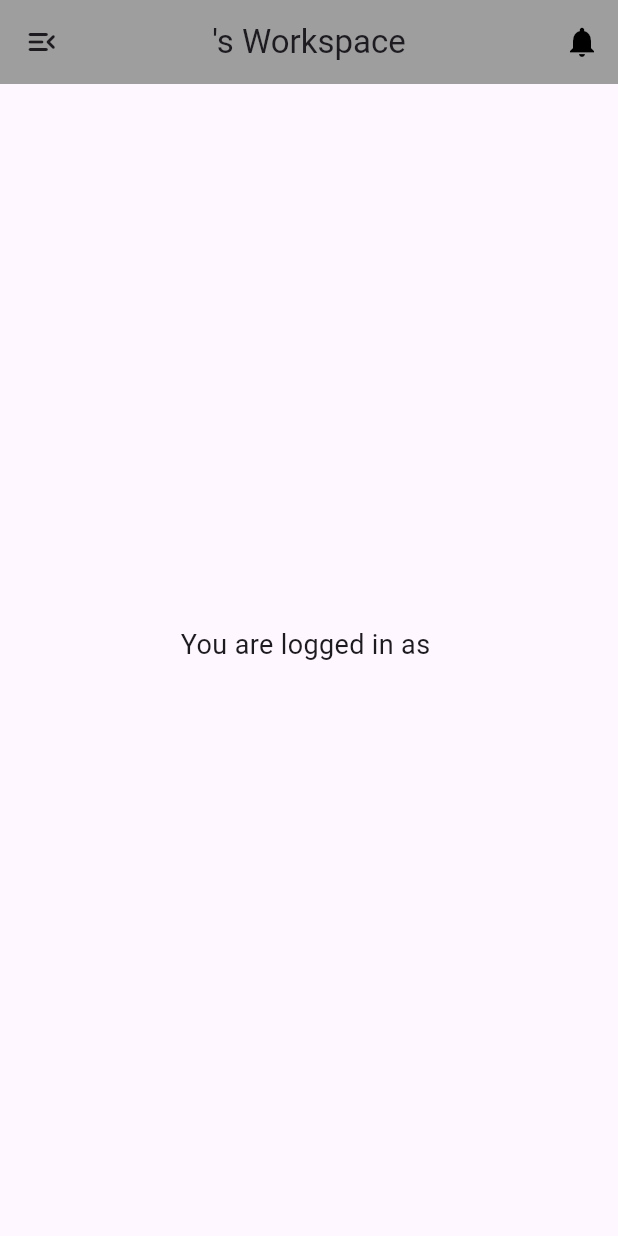
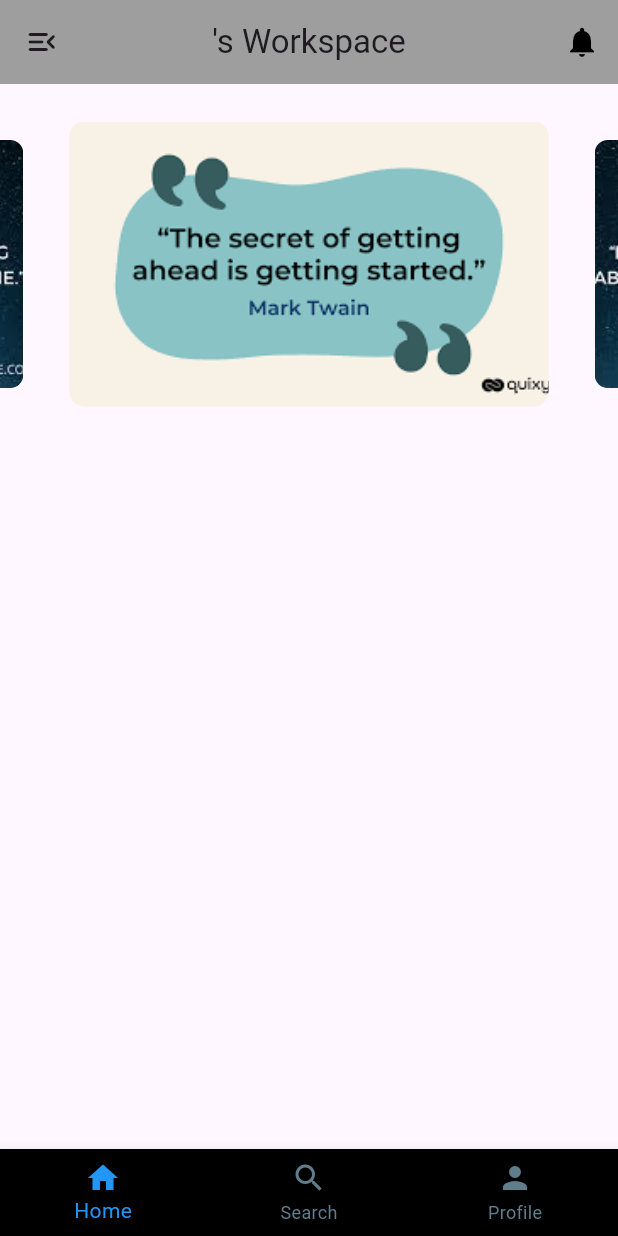
Before and after one commit to dharmesh-1715/Employee-Management-and-workspace-App, a Flutter app: the LogoutPage screen opened directly with empty values, on a phone screen of 412 x 824 dp. Run offline on Flutter 3.47's test engine with Material 3 defaults, Android fonts, the light colour scheme and no system bars; drawn by our look-alikes of carousel_slider; our stand-ins replace cloud_firestore, firebase_auth, firebase_core, lottie; accounts and stored records are empty.

Commit message:
Carousel added

```diff
--- a/lib/Employee/LogoutPage.dart
+++ b/lib/Employee/LogoutPage.dart
@@ -1,5 +1,6 @@
 import 'package:flutter/material.dart';
 import 'package:cloud_firestore/cloud_firestore.dart';
+import 'package:carousel_slider/carousel_slider.dart';
 import 'package:flutter_application_2/Employee/EmployeeMeetings.dart';
 import 'package:flutter_application_2/EntryPage/EntryPage.dart';
 import 'package:flutter_application_2/Employee/EmployeeProjects.dart';
@@ -8,36 +9,53 @@ import 'package:flutter_application_2/Employee/profile.dart';
 import 'notifications.dart';
 import 'Feedback.dart';
 
-class LogoutPage extends StatelessWidget {
-  final GlobalKey<ScaffoldState> _scaffoldKey = GlobalKey<ScaffoldState>();
-  final String userId; // User ID to uniquely identify the user
+class LogoutPage extends StatefulWidget {
+  final String userId;
   final String username;
 
-  // Accept the username and userId as parameters
-  LogoutPage({required this.userId, required this.username});
+  const LogoutPage({Key? key, required this.userId, required this.username})
+      : super(key: key);
 
+  @override
+  _LogoutPageState createState() => _LogoutPageState();
+}
+
+class _LogoutPageState extends State<LogoutPage> {
+  final GlobalKey<ScaffoldState> _scaffoldKey = GlobalKey<ScaffoldState>();
   final FirebaseFirestore _firestore = FirebaseFirestore.instance;
+
+  final List<String> imgList = [
+    'assets/quote1.png',
+    'assets/quote2.png'
+  ];
+
+  int _selectedIndex = 0;
+
+  final List<Widget> _pages = [
+    Center(child: Text('Home Page', style: TextStyle(fontSize: 24))),
+    Center(child: Text('Search Page', style: TextStyle(fontSize: 24))),
+    Center(child: Text('Profile Page', style: TextStyle(fontSize: 24))),
+  ];
+
+  void _onItemTapped(int index) {
+    setState(() {
+      _selectedIndex = index;
+    });
+  }
 
   void logLogoutTime(BuildContext context) async {
     try {
-      // Update the logout time in the InOut_timing collection
-      await _firestore
-          .collection('InOut_timing')
-          .doc(userId) // Use the userId as the document ID
-          .update({
-        'logout_time': FieldValue.serverTimestamp(), // Record logout time
+      await _firestore.collection('InOut_timing').doc(widget.userId).update({
+        'logout_time': FieldValue.serverTimestamp(),
       });
 
       ScaffoldMessenger.of(context).showSnackBar(
         SnackBar(content: Text('Logout time recorded successfully')),
       );
 
-      // Navigate back to the EntryPage
       Navigator.pushReplacement(
         context,
-        MaterialPageRoute(
-          builder: (context) => EntryPage(),
-        ),
+        MaterialPageRoute(builder: (context) => EntryPage()),
       );
     } catch (e) {
       ScaffoldMessenger.of(context).showSnackBar(
@@ -48,28 +66,22 @@ class LogoutPage extends StatelessWidget {
 
   @override
   Widget build(BuildContext context) {
-    return WillPopScope( //used for preventing going using back nutton of mobile
-      onWillPop: () async {
-        // Prevent the back button action
-        return false;
-      },
+    return WillPopScope(
+      onWillPop: () async => false,
       child: Scaffold(
         key: _scaffoldKey,
         appBar: AppBar(
           automaticallyImplyLeading: false,
-          title: Text('$username\'s Workspace'),
+          title: Text("${widget.username}'s Workspace"),
           centerTitle: true,
           backgroundColor: Colors.grey,
           actions: [
             IconButton(
-              icon: Icon(Icons.notifications,color: Colors.black,),
+              icon: Icon(Icons.notifications, color: Colors.black),
               onPressed: () {
-                // Perform logout action and log the logout time
                 Navigator.push(
                   context,
-                  MaterialPageRoute(
-                    builder: (context) => NotificationsPage(),
-                  ),
+                  MaterialPageRoute(builder: (context) => NotificationsPage()),
                 );
               },
             ),
@@ -77,7 +89,6 @@ class LogoutPage extends StatelessWidget {
           leading: IconButton(
             icon: Icon(Icons.menu_open_rounded),
             onPressed: () {
-              // Perform logout action and log the logout time
               _scaffoldKey.currentState?.openDrawer();
             },
           ),
@@ -86,161 +97,87 @@ class LogoutPage extends StatelessWidget {
           child: ListView(
             children: [
               DrawerHeader(
+                decoration: BoxDecoration(color: Colors.grey),
                 child: Column(
                   crossAxisAlignment: CrossAxisAlignment.start,
                   children: [
-                    Text(
-                      'Welcome, $username',
-                      style: TextStyle(fontSize: 18),
-                    ),
-                    Text(
-                      'Role : Employee',
-                      style: TextStyle(fontSize: 14,fontWeight: FontWeight.bold),
-                    ),
+                    Text('Welcome, ${widget.username}', style: TextStyle(fontSize: 18)),
+                    Text('Role : Employee', style: TextStyle(fontSize: 14, fontWeight: FontWeight.bold)),
                     SizedBox(height: 10),
-                    Text(
-                      'How\'s the josh?',
-                      style: TextStyle(fontSize: 14),
-                    ),
-                    // SizedBox(height: 10),
-                    Text(
-                      'Success starts with a positive mindset and relentless effort!',
-                      style: TextStyle(fontSize: 14),
-                    ),
+                    Text("How's the josh?", style: TextStyle(fontSize: 14)),
+                    Text('Success starts with a positive mindset and relentless effort!', style: TextStyle(fontSize: 14)),
                   ],
-                ),
-                decoration: BoxDecoration(
-                  color: Colors.grey,
                 ),
               ),
               ListTile(
                 leading: Icon(Icons.person),
                 title: Text('Profile'),
-                onTap: () {
-                  // Perform logout action and log the logout time
-                  Navigator.push(
-                    context,
-                    MaterialPageRoute(
-                      builder: (context) => UserDetailsPage(userId: userId),
-                    ),
-                  );
-                },
+                onTap: () => Navigator.push(context, MaterialPageRoute(builder: (context) => UserDetailsPage(userId: widget.userId))),
               ),
-
-                ListTile(
+              ListTile(
+                leading: Icon(Icons.access_time),
                 title: Text('Log In time'),
-                leading: Icon(Icons.access_time),
-                onTap: () {
-                  // Perform logout action and log the logout time
-                  Navigator.push(
-                    context,
-                    MaterialPageRoute(
-                      builder: (context) => LoginTimePage(userId: userId),
-                    ),
-                  );
-                },
+                onTap: () => Navigator.push(context, MaterialPageRoute(builder: (context) => LoginTimePage(userId: widget.userId))),
               ),
-
               ListTile(
+                leading: Icon(Icons.task),
                 title: Text('Projects'),
-                leading: Icon(Icons.task),
-                onTap: () {
-
-                  Navigator.push(
-                    context,
-                    MaterialPageRoute(
-                      builder: (context) => E_Projects(),
-                    ),
-                  );
-                },
+                onTap: () => Navigator.push(context, MaterialPageRoute(builder: (context) => E_Projects())),
               ),
-
               ListTile(
+                leading: Icon(Icons.meeting_room_outlined),
                 title: Text('Meetings'),
-                leading: Icon(Icons.meeting_room_outlined),
-                onTap: () {
-                  // Perform logout action and log the logout time
-                  Navigator.push(
-                    context,
-                    MaterialPageRoute(
-                      builder: (context) => EmployeeMeetings(),
-                    ),
-                  );
-                },
+                onTap: () => Navigator.push(context, MaterialPageRoute(builder: (context) => EmployeeMeetings())),
               ),
-
               ListTile(
+                leading: Icon(Icons.work),
                 title: Text('Training and Development'),
-                leading: Icon(Icons.work),
-                onTap: () {
-                  // Perform logout action and log the logout time
-                  Navigator.push(
-                    context,
-                    MaterialPageRoute(
-                      builder: (context) => LoginTimePage(userId: userId),
-                    ),
-                  );
-                },
+                onTap: () => Navigator.push(context, MaterialPageRoute(builder: (context) => LoginTimePage(userId: widget.userId))),
               ),
-
               ListTile(
+                leading: Icon(Icons.settings),
                 title: Text('Settings'),
-                leading: Icon(Icons.settings),
-                onTap: () {
-                  // Perform logout action and log the logout time
-                  // Navigator.push(
-                  //   context,
-                  //   MaterialPageRoute(
-                  //     builder: (context) => LoginTimePage(userId: userId),
-                  //   ),
-                  // );
-                },
+                onTap: () {},
               ),
-
               ListTile(
+                leading: Icon(Icons.feedback),
                 title: Text('Feedback'),
-                leading: Icon(Icons.feedback),
-                onTap: () {
-                  // Perform logout action and log the logout time
-                  Navigator.push(
-                    context,
-                    MaterialPageRoute(
-                      builder: (context) => FeedbackPage(),
-                    ),
-                  );
-                },
+                onTap: () => Navigator.push(context, MaterialPageRoute(builder: (context) => FeedbackPage())),
               ),
-
               ListTile(
-                title: Text('Logout',style: TextStyle(color: Colors.red),),
-                leading: Icon(Icons.logout,color: Colors.red,),
-                onTap: () {
-                  // Perform logout action and log the logout time
-                  logLogoutTime(context);
-                },
+                leading: Icon(Icons.logout, color: Colors.red),
+                title: Text('Logout', style: TextStyle(color: Colors.red)),
+                onTap: () => logLogoutTime(context),
               ),
-
             ],
           ),
         ),
-        body: Center(
-          child: Column(
-            mainAxisAlignment: MainAxisAlignment.center,
-            children: [
-              Text(
-                'You are logged in as $username',
-                style: TextStyle(fontSize: 18),
-              ),
-              SizedBox(height: 20),
-              // ElevatedButton(
-              //   onPressed: () {
-              //     // Perform logout action and log the logout time
-              //     logLogoutTime(context);
-              //   },
-              //   child: Text('Logout'),
-              // ),
-            ],
-          ),
+        body: Column(
+          children: [
+            SizedBox(height: 20),
+            CarouselSlider(
+              options: CarouselOptions(height: 200.0, autoPlay: true, enlargeCenterPage: true),
+              items: imgList.map((item) => Container(
+                margin: EdgeInsets.all(5.0),
+                child: ClipRRect(
+                  borderRadius: BorderRadius.circular(10.0),
+                  child: Image.asset(item, fit: BoxFit.cover, width: 1000.0),
+                ),
+              )).toList(),
+            )
+          ],
+        ),
+        bottomNavigationBar: BottomNavigationBar(
+          currentIndex: _selectedIndex,
+          onTap: _onItemTapped,
+          selectedItemColor: Colors.blue,
+          unselectedItemColor: Colors.blueGrey,
+          backgroundColor: Colors.black,
+          items: const [
+            BottomNavigationBarItem(icon: Icon(Icons.home), label: 'Home'),
+            BottomNavigationBarItem(icon: Icon(Icons.search), label: 'Search'),
+            BottomNavigationBarItem(icon: Icon(Icons.person), label: 'Profile'),
+          ],
         ),
       ),
     );
--- a/pubspec.yaml
+++ b/pubspec.yaml
@@ -41,6 +41,7 @@ dependencies:
   lottie: ^3.1.3
   provider: ^6.1.2
   intl: ^0.19.0
+  carousel_slider: ^5.0.0
 #   flutter_native_splash: ^1.2.1
 
 # flutter_native_splash:
```
Also changed, not shown: assets/quote1.png (added), assets/quote2.png (added), pubspec.lock.
